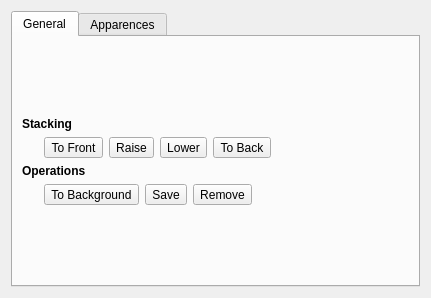
This is Canvas/AbstractConfig.ui in enricoros/fotowall as Qt 5 draws it before an edit. The edited form follows.
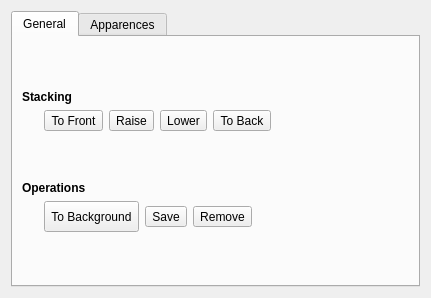
This is the edited form. Icons and pictures are not drawn.

Commit message: Prettify the General tab of AbstractConfig

```diff
--- a/Canvas/AbstractConfig.ui
+++ b/Canvas/AbstractConfig.ui
@@ -139,6 +139,19 @@
          </item>
         </layout>
        </item>
+       <item>
+        <spacer name="verticalSpacer_3">
+         <property name="orientation">
+          <enum>Qt::Vertical</enum>
+         </property>
+         <property name="sizeHint" stdset="0">
+          <size>
+           <width>20</width>
+           <height>40</height>
+          </size>
+         </property>
+        </spacer>
+       </item>
        <item>
         <layout class="QGridLayout" name="gridLayout_2">
          <item row="0" column="0" colspan="5">
@@ -172,6 +185,12 @@
          </item>
          <item row="1" column="1">
           <widget class="QToolButton" name="background">
+           <property name="minimumSize">
+            <size>
+             <width>0</width>
+             <height>31</height>
+            </size>
+           </property>
            <property name="text">
             <string>To Background</string>
            </property>
```
The commit also changes 1 other file.
